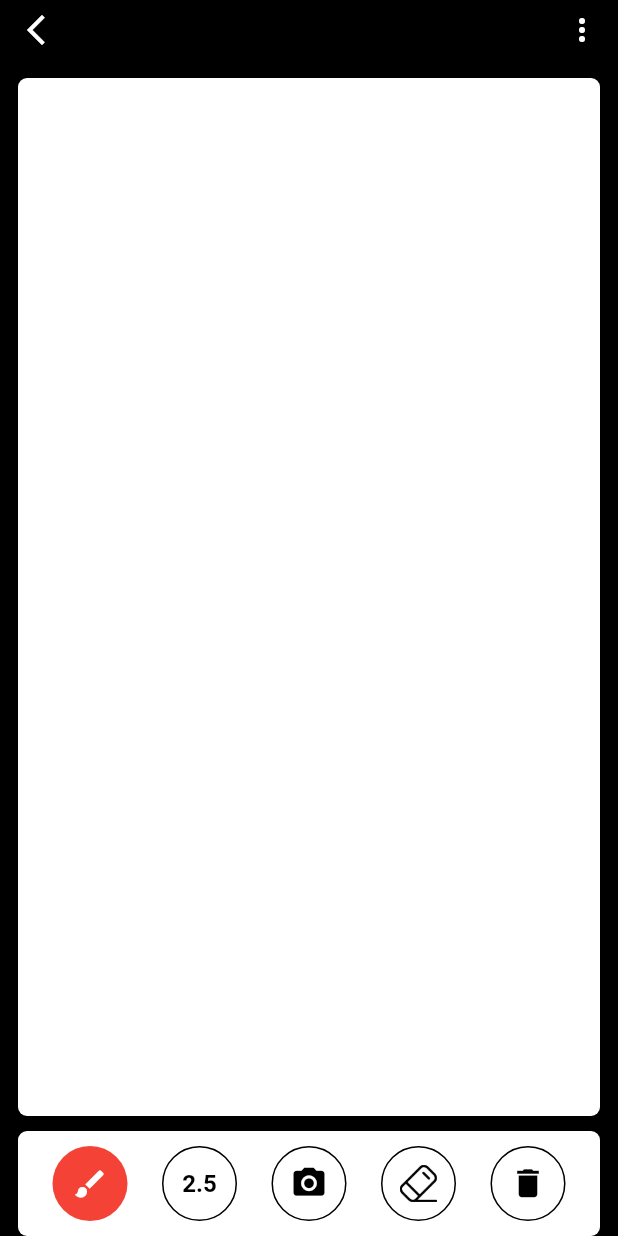
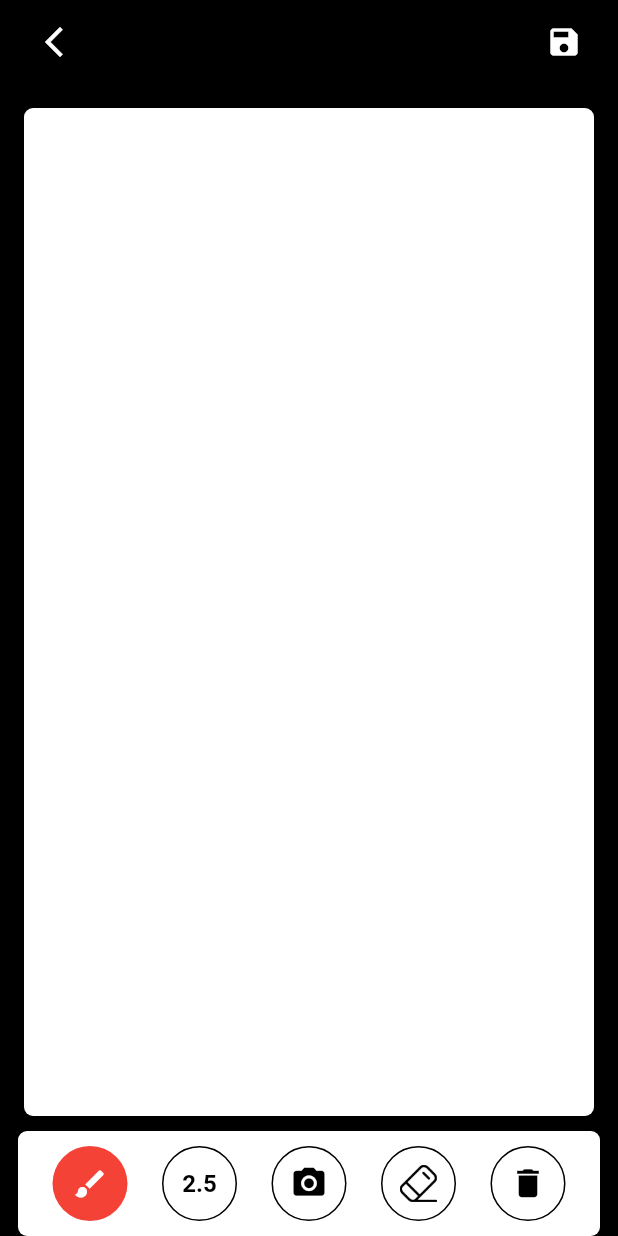
Before and after one commit to jgwng/drawCardApp, a Flutter app: the DrawingPage screen opened by its route, on a phone screen of 412 x 824 dp. Run offline on Flutter 3.47's test engine with Material 2 defaults, Android fonts, the phone set to English and light mode, and no system bars; our stand-ins replace get.

```diff
--- /dev/null
+++ b/lib/business_logic/enums/draw_pad_type.dart
@@ -0,0 +1 @@
+enum DrawPadMenu { palette, stroke, none }
--- /dev/null
+++ b/lib/business_logic/enums/import_image_type.dart
@@ -0,0 +1,14 @@
+enum ImportImageType{
+  gallery,
+  camera
+}
+extension ImportImageTypeExtension on ImportImageType{
+  String get title{
+    switch(this){
+      case ImportImageType.gallery:
+        return '사진 촬영';
+      case ImportImageType.camera:
+        return '이미지 선택';
+    }
+  }
+}
--- /dev/null
+++ b/lib/business_logic/enums/save_type.dart
@@ -0,0 +1,15 @@
+enum SaveType{
+  gallery,
+  server
+}
+
+extension SaveTypeExtension on SaveType{
+  String get title{
+    switch(this){
+      case SaveType.gallery:
+        return '갤러리에 저장';
+      case SaveType.server:
+        return '임시 저장';
+    }
+  }
+}
--- a/lib/ui/pages/drawing/drawing_page.dart
+++ b/lib/ui/pages/drawing/drawing_page.dart
@@ -1,6 +1,7 @@
 import 'dart:io';
 
 import 'package:drawcard/business_logic/controller/draw_page/draw_page_controller.dart';
+import 'package:drawcard/business_logic/enums/draw_pad_type.dart';
 import 'package:drawcard/painter/sketcher.dart';
 import 'package:drawcard/ui/widget/expand_widget.dart';
 import 'package:get/get.dart';
@@ -25,21 +26,31 @@ class DrawingPage extends GetView<DrawPageController> {
               Column(
                 children: [
                   Container(
-                    height: 40,
+                    height: 56,
+                    padding: EdgeInsets.symmetric(horizontal: 16),
                     child: Row(
                       mainAxisAlignment: MainAxisAlignment.spaceBetween,
                       children: [
-                        IconButton(
-                            onPressed: controller.onTapExitPage,
-                            icon: Icon(
-                              Icons.arrow_back_ios_new,
-                              color: Colors.white,
-                            )),
-                        IconButton(
-                            onPressed: () {},
-                            icon: Icon(
-                              Icons.more_vert,
-                              color: Colors.white,
+                        InkWell(
+                            onTap: controller.onTapExitPage,
+                            child: Container(
+                              width: 40,
+                              height: 40,
+                              child: Icon(
+                                Icons.arrow_back_ios_new,
+                                color: Colors.white,
+                                size: 24,
+                              ))),
+                        InkWell(
+                            onTap: controller.onTapSaveImage,
+                            child: Container(
+                              width: 40,
+                              height: 40,
+                              child: Icon(
+                                Icons.save,
+                                color: Colors.white,
+                                size: 24,
+                              ),
                             )),
                       ],
                     ),
@@ -110,7 +121,7 @@ class DrawingPage extends GetView<DrawPageController> {
                     ),
                   ),
                   InkWell(
-                    onTap: () {},
+                    onTap: controller.onTapImportBg,
                     child: Container(
                       height: 50,
                       width: 50,
@@ -186,7 +197,7 @@ class DrawingPage extends GetView<DrawPageController> {
     return Container(
       height: 60,
       width: Get.width,
-      margin: EdgeInsets.symmetric(horizontal: 12).copyWith(bottom: 10),
+      margin: EdgeInsets.symmetric(horizontal: 16).copyWith(bottom: 10),
       decoration: BoxDecoration(
         color: Colors.white,
         borderRadius: BorderRadius.circular(6.0),
@@ -249,7 +260,7 @@ class DrawingPage extends GetView<DrawPageController> {
       return Container(
           width: double.infinity,
           height: double.infinity,
-          margin: EdgeInsets.all(12.0).copyWith(bottom: 80),
+          margin: EdgeInsets.all(16).copyWith(bottom: 80),
           decoration: BoxDecoration(
               color: Colors.white, borderRadius: BorderRadius.circular(6.0)),
           child: GestureDetector(
```
Also changed, not shown: lib/business_logic/controller/draw_page/draw_page_controller.dart (+48 -6 lines), lib/ui/widget/bottom_sheet/bottom_sheet_mixin.dart (added, +54 -0 lines), lib/ui/widget/bottom_sheet/type_selector_bottom_sheet.dart (added, +47 -0 lines).
